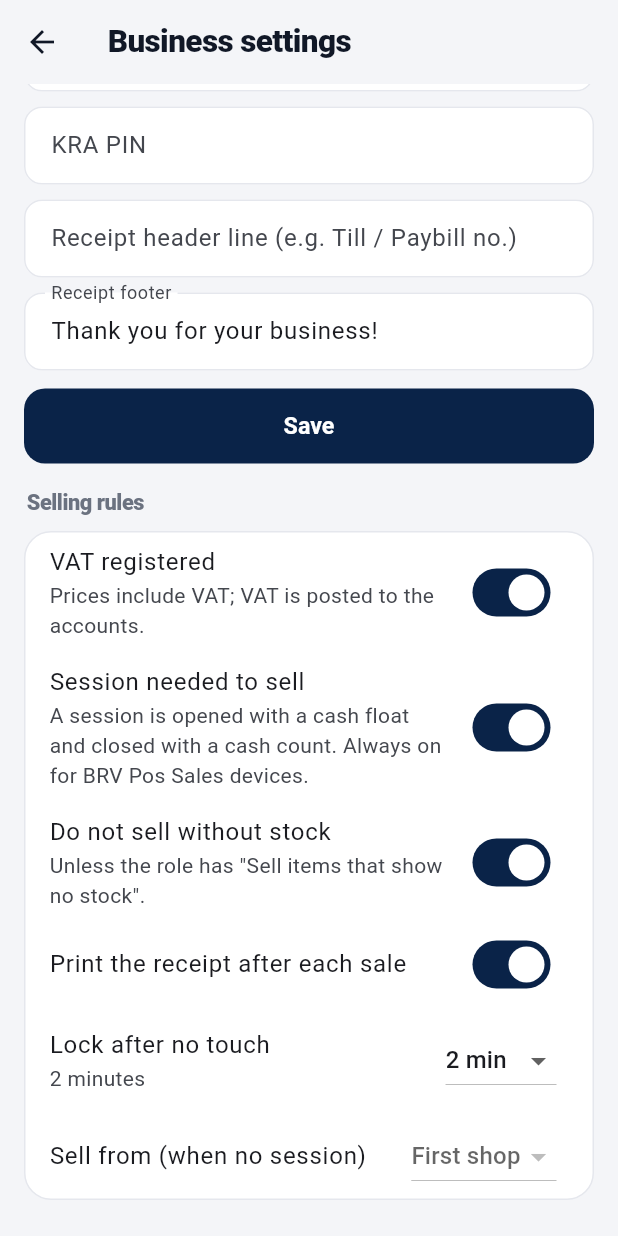
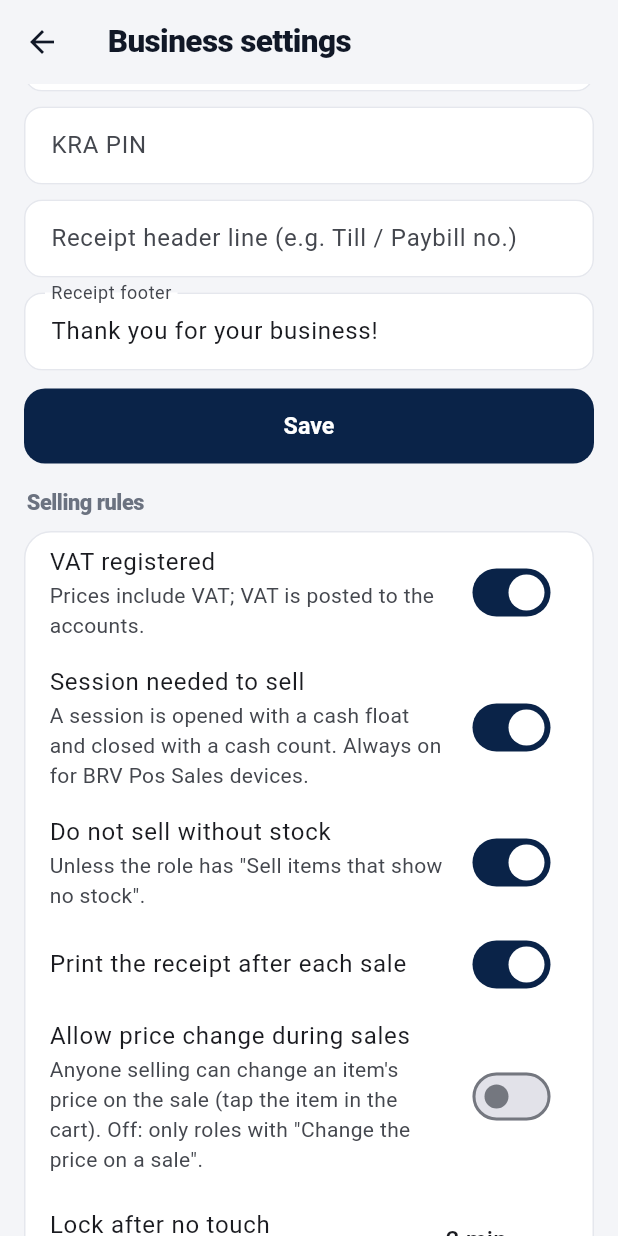
Before and after one commit to brian-kamau-brivatech/soko-rider-app, a Flutter app: the BusinessSettings screen opened directly, scrolled down 424 dp, on a phone screen of 412 x 824 dp. Run offline on Flutter 3.47's test engine with Material 3 defaults, Android fonts, the phone set to English and light mode, and no system bars; our stand-ins replace firebase_core, firebase_messaging, flutter_map, flutter_tts, geolocator, google_fonts and 5 more; missing offline and left inert: barcode, cryptography, mobile_scanner, qr; accounts and stored records are empty; network calls fail.

Commit message:
BRV Pos Sales / Handheld ETR: tick box 'Allow price change during sales' (Settings); price changes kept in the audit log
Co-Authored-By: Claude Opus 5.5 <noreply@anthropic.com>
Claude-Session: https://claude.ai/code/session_017a7gKLCsJpACV3JhkHD9wC

```diff
--- a/brv_sales_app/lib/db.dart
+++ b/brv_sales_app/lib/db.dart
@@ -11,7 +11,7 @@ class Db {
   static Future<Database> get() async {
     if (_db != null) return _db!;
     final dir = await getDatabasesPath();
-    _db = await openDatabase(p.join(dir, fileName), version: 4, onCreate: (db, v) async {
+    _db = await openDatabase(p.join(dir, fileName), version: 5, onCreate: (db, v) async {
       await _schema(db);
       await _etrSchema(db);
       await _syncSchema(db);
@@ -35,6 +35,7 @@ class Db {
         await _kvTriggers(db);
       }
       if (oldV < 4) await _kvTriggers(db); // tax group D (Non-VAT): its general reference is shared too
+      if (oldV < 5) await _kvTriggers(db); // 'allow price change during sales' is shared with every device
     }, onConfigure: (db) async {
       await db.execute('PRAGMA foreign_keys = OFF');
     });
@@ -204,7 +205,7 @@ class Db {
   /// Business settings shared by all devices (printer, paper, selling location stay per device).
   static const sharedKeys = [
     'business_name', 'phone', 'address', 'email', 'tax_pin', 'receipt_header', 'receipt_footer', 'vat_registered',
-    'require_shift', 'block_no_stock', 'lock_minutes', 'recovery_hash', 'receipt_logo',
+    'require_shift', 'block_no_stock', 'lock_minutes', 'recovery_hash', 'receipt_logo', 'allow_price_edit',
     'vat_ref_mode', 'vat_gen_A', 'vat_gen_B', 'vat_gen_C', 'vat_gen_D', 'vat_gen_E',
   ];
 
--- a/brv_sales_app/lib/screens/sell_screen.dart
+++ b/brv_sales_app/lib/screens/sell_screen.dart
@@ -298,7 +298,8 @@ class _CartScreenState extends State<CartScreen> {
           ListTile(title: Text(l.name, style: h(17))),
           ListTile(leading: const Icon(Icons.numbers), title: const Text('Quantity'), onTap: () => Navigator.pop(ctx, 'qty')),
           if (ses.can(P.discount)) ListTile(leading: const Icon(Icons.percent), title: const Text('Discount'), onTap: () => Navigator.pop(ctx, 'disc')),
-          if (ses.can(P.priceChange)) ListTile(leading: const Icon(Icons.sell_outlined), title: const Text('Change price'), onTap: () => Navigator.pop(ctx, 'price')),
+          if (ses.can(P.priceChange) || Settings.i.allowPriceEdit)
+            ListTile(leading: const Icon(Icons.sell_outlined), title: const Text('Change price'), subtitle: Text('Now ${money(l.price)} each'), onTap: () => Navigator.pop(ctx, 'price')),
           ListTile(leading: const Icon(Icons.delete_outline, color: C.red), title: const Text('Remove'), onTap: () => Navigator.pop(ctx, 'del')),
         ]),
       ),
@@ -323,9 +324,13 @@ class _CartScreenState extends State<CartScreen> {
       }
       case 'price': {
         final v = numIn(await ask(context, 'Price of ${l.name}', number: true, initial: money(l.price, symbol: false)));
-        if (v != null && v >= 0) {
+        if (v != null && v >= 0 && v != l.price) {
+          final old = l.price;
           l.price = v;
           Cart.i.changed();
+          // kept in the audit log (who changed which price, from what to what)
+          final db = await Db.get();
+          await db.transaction((tx) => Db.audit(tx, ses.userId, 'price_change', '${l.name}: ${money(old, symbol: false)} -> ${money(v, symbol: false)}'));
         }
       }
       case 'del': {
--- a/brv_sales_app/lib/screens/settings_screen.dart
+++ b/brv_sales_app/lib/screens/settings_screen.dart
@@ -136,6 +136,12 @@ class _BusinessSettingsState extends State<BusinessSettings> {
               SwitchListTile(value: st.requireShift, onChanged: (v) => st.setFlag('require_shift', v), title: const Text('Session needed to sell'), subtitle: const Text('A session is opened with a cash float and closed with a cash count. Always on for BRV Pos Sales devices.')),
               SwitchListTile(value: st.blockNoStock, onChanged: (v) => st.setFlag('block_no_stock', v), title: const Text('Do not sell without stock'), subtitle: const Text('Unless the role has "Sell items that show no stock".')),
               SwitchListTile(value: st.printAfterSale, onChanged: (v) => st.setFlag('print_after_sale', v), title: const Text('Print the receipt after each sale')),
+              SwitchListTile(
+                value: st.allowPriceEdit,
+                onChanged: (v) => st.setFlag('allow_price_edit', v),
+                title: const Text('Allow price change during sales'),
+                subtitle: const Text('Anyone selling can change an item\'s price on the sale (tap the item in the cart). Off: only roles with "Change the price on a sale".'),
+              ),
               ListTile(
                 title: const Text('Lock after no touch'),
                 subtitle: Text(st.lockMinutes == 0 ? 'Never' : '${st.lockMinutes} minutes'),
--- a/brv_sales_app/lib/settings.dart
+++ b/brv_sales_app/lib/settings.dart
@@ -42,6 +42,8 @@ class Settings extends ChangeNotifier {
   bool get requireShift => isSalesApp || flag('require_shift', true); // sales devices always sell inside a session
   bool get blockNoStock => flag('block_no_stock', true);
   bool get printAfterSale => flag('print_after_sale', true);
+  /// Tick box: anyone selling may change an item's price in the cart (otherwise only roles with "Change the price on a sale").
+  bool get allowPriceEdit => flag('allow_price_edit', false);
   int get paperMm => numVal('paper_mm', 58).toInt();
   /// Minutes without a touch before the app locks (0 = never).
   int get lockMinutes => numVal('lock_minutes', 2).toInt();
```
